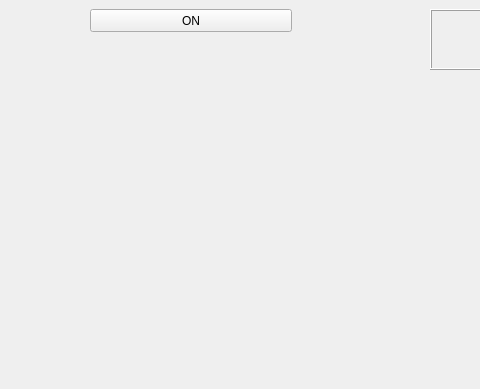
Before: the Qt Designer form tutorialHMI.ui in zsamora/hmi-pyqt, drawn with Qt 5; both pictures show x 0 to 480 and y 91 to 480 of the 800 by 480 pixel window.
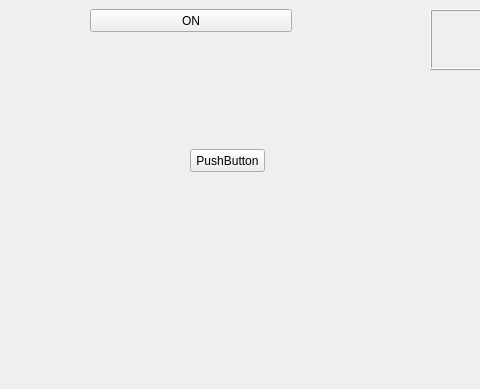
After: the same form once the commit is applied.

Commit message: Versión prueba

```diff
--- a/tutorialHMI.ui
+++ b/tutorialHMI.ui
@@ -110,6 +110,19 @@
      <set>Qt::AlignCenter</set>
     </property>
    </widget>
+   <widget class="QPushButton" name="pushButton_2">
+    <property name="geometry">
+     <rect>
+      <x>190</x>
+      <y>240</y>
+      <width>75</width>
+      <height>23</height>
+     </rect>
+    </property>
+    <property name="text">
+     <string>PushButton</string>
+    </property>
+   </widget>
   </widget>
   <widget class="QMenuBar" name="menubar">
    <property name="geometry">
```
The commit also changes 2 other files.
